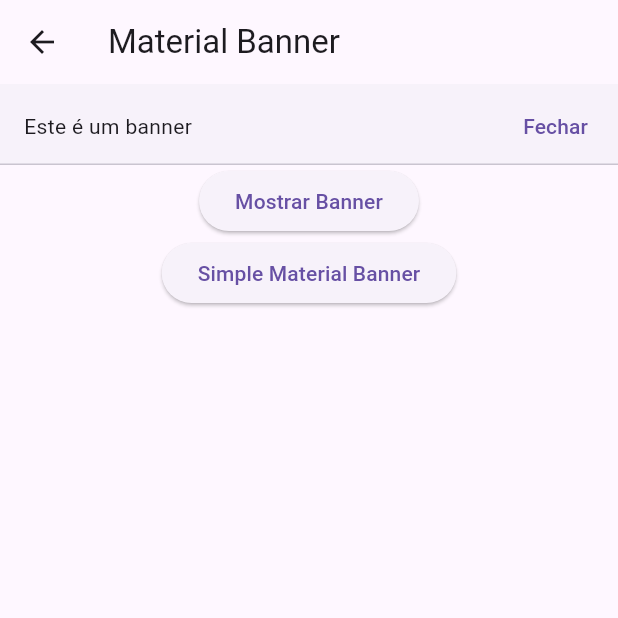
After one commit to kauesiqueiraa/Flutter_Academy, a Flutter app: the MaterialBannerPage screen opened by its route, after a tap on "Mostrar Banner", after a tap on "Simple Material Banner", on a phone screen of 412 x 824 dp, the top half of it. The commit adds this screen. Run offline on Flutter 3.47's test engine with Material 3 defaults, Android fonts, the phone set to English and light mode, and no system bars; our stand-ins replace device_preview; network calls fail.

```diff
--- a/lib/main.dart
+++ b/lib/main.dart
@@ -6,10 +6,12 @@ import 'package:flutter_primeiro_projeto/pages/cidades/cidades_page.dart';
 import 'package:flutter_primeiro_projeto/pages/circle_avatar/circle_avatar_page.dart';
 import 'package:flutter_primeiro_projeto/pages/colors/colors_page.dart';
 import 'package:flutter_primeiro_projeto/pages/container/container_page.dart';
+import 'package:flutter_primeiro_projeto/pages/desafio/desafio_page.dart';
 import 'package:flutter_primeiro_projeto/pages/dialogs/dialogs_page.dart';
 import 'package:flutter_primeiro_projeto/pages/forms/forms_page.dart';
 import 'package:flutter_primeiro_projeto/pages/home/home_page.dart';
 import 'package:flutter_primeiro_projeto/pages/layout_builder/layout_builder_page.dart';
+import 'package:flutter_primeiro_projeto/pages/material_banner/material_banner_page.dart';
 import 'package:flutter_primeiro_projeto/pages/media_query/media_query_page.dart';
 import 'package:flutter_primeiro_projeto/pages/rows_columns/rows_columns_page.dart';
 import 'package:flutter_primeiro_projeto/pages/scrolls/listview_page.dart';
@@ -58,6 +60,8 @@ class MyApp extends StatelessWidget {
         'bottom_navigator_bar': (_) => const BottomNavigatorBarPage(),
         '/circle_avatar': (_) => const CircleAvatarPage(),
         '/colors': (_) => const ColorsPage(),
+        '/material_banner': (_) => const MaterialBannerPage(),
+        '/desafio': (_) => const DesafioPage(),
       },
     );
   }
--- a/lib/pages/home/home_page.dart
+++ b/lib/pages/home/home_page.dart
@@ -17,6 +17,8 @@ enum PopupMenuPages {
   bottom_navigator_bar,
   circle_avatar,
   colors,
+  material_banner,
+  desafio,
 }
 
 class HomePage extends StatelessWidget {
@@ -80,6 +82,12 @@ class HomePage extends StatelessWidget {
                     break;
                   case PopupMenuPages.colors:
                     Navigator.of(context).pushNamed('/colors');
+                    break;
+                  case PopupMenuPages.material_banner:
+                    Navigator.of(context).pushNamed('/material_banner');
+                    break;
+                  case PopupMenuPages.desafio:
+                    Navigator.of(context).pushNamed('/desafio');
                     break;
                 }
               },
@@ -147,6 +155,14 @@ class HomePage extends StatelessWidget {
                     value: PopupMenuPages.colors,
                     child: Text('Colors')
                   ),
+                  PopupMenuItem<PopupMenuPages>(
+                    value: PopupMenuPages.material_banner,
+                    child: Text('Material Banner')
+                  ),
+                  PopupMenuItem<PopupMenuPages>(
+                    value: PopupMenuPages.desafio,
+                    child: Text('Desafio')
+                  ),
                 ];
               })
         ],
--- /dev/null
+++ b/lib/pages/material_banner/material_banner_page.dart
@@ -0,0 +1,60 @@
+import 'package:flutter/material.dart';
+
+class MaterialBannerPage extends StatelessWidget {
+const MaterialBannerPage({ super.key });
+
+  @override
+  Widget build(BuildContext context){
+    return Scaffold(
+      appBar: AppBar(title: const Text("Material Banner"),),
+      body: Center(
+        child: Column(
+          children: [
+            ElevatedButton(
+              onPressed: () {
+                ScaffoldMessenger.of(context).showMaterialBanner(
+                  MaterialBanner(
+                    content: const Text('Este é um banner'),
+                    actions: [
+                      TextButton(
+                        onPressed: () {
+                          ScaffoldMessenger.of(context).hideCurrentMaterialBanner();
+                        },
+                        child: const Text('Fechar'),
+                      )
+                    ],
+                  ),
+                );
+              },
+              child: const Text('Mostrar Banner'),
+            ),
+            ElevatedButton(
+                onPressed: () {
+                  final materialBanner = MaterialBanner(
+                    forceActionsBelow: true,
+                    actions: [
+                      TextButton(
+                        onPressed: () {
+                          ScaffoldMessenger.of(context).hideCurrentMaterialBanner();
+                        },
+                        child: const Text('Fechar'),
+                      )
+                    ],
+                    content: const Text('Usuário salvo com sucesso', style: TextStyle(fontSize: 20, color: Colors.white),),
+                    backgroundColor: Colors.green,
+                  );
+                  ScaffoldMessenger.of(context).showMaterialBanner(materialBanner);
+
+                  Future.delayed(const Duration(seconds: 2), () {
+                    ScaffoldMessenger.of(context).hideCurrentMaterialBanner();
+                  });
+                },
+                child: const Text('Simple Material Banner')
+            ),
+
+          ],
+        )
+      ),
+    );
+  }
+}
```
Also changed, not shown: lib/pages/colors/colors_page.dart (+4 -4 lines), lib/pages/desafio/desafio_page.dart (added, +203 -0 lines).
